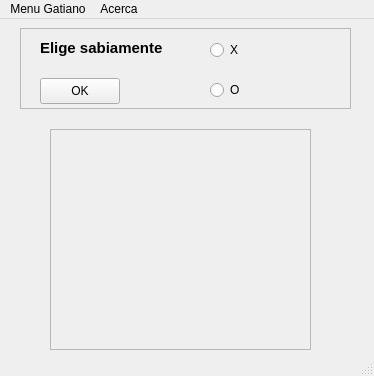
Before: the Qt Designer form gatogame/mainwindow.ui in Gatovsky/GatoGame, drawn with Qt 5.
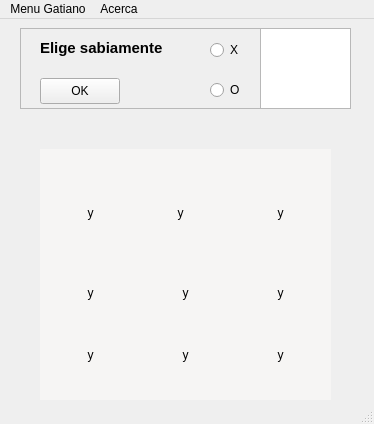
After: the same form once the commit is applied. Icons and pictures are not drawn.

Commit message: diseño de tablero

```diff
--- a/gatogame/mainwindow.ui
+++ b/gatogame/mainwindow.ui
@@ -10,7 +10,7 @@
     <x>0</x>
     <y>0</y>
     <width>374</width>
-    <height>376</height>
+    <height>424</height>
    </rect>
   </property>
   <property name="windowTitle">
@@ -21,25 +21,6 @@
     <normaloff>:/gato-title.png</normaloff>:/gato-title.png</iconset>
   </property>
   <widget class="QWidget" name="centralwidget">
-   <widget class="QFrame" name="frame_tablero">
-    <property name="geometry">
-     <rect>
-      <x>50</x>
-      <y>110</y>
-      <width>261</width>
-      <height>221</height>
-     </rect>
-    </property>
-    <property name="styleSheet">
-     <string notr="true">border-image: url(:/tablero_svg.svg);</string>
-    </property>
-    <property name="frameShape">
-     <enum>QFrame::StyledPanel</enum>
-    </property>
-    <property name="frameShadow">
-     <enum>QFrame::Raised</enum>
-    </property>
-   </widget>
    <widget class="QFrame" name="frame_sel_opcion">
     <property name="geometry">
      <rect>
@@ -107,23 +88,263 @@
       <string>OK</string>
      </property>
     </widget>
-    <widget class="QLabel" name="label_gato_logo">
+    <widget class="QGraphicsView" name="graphicsView_gato">
      <property name="geometry">
       <rect>
-       <x>250</x>
-       <y>10</y>
-       <width>71</width>
-       <height>61</height>
+       <x>240</x>
+       <y>0</y>
+       <width>91</width>
+       <height>81</height>
       </rect>
      </property>
      <property name="styleSheet">
       <string notr="true">border-image: url(:/gato-negro.png);</string>
      </property>
-     <property name="text">
-      <string/>
-     </property>
     </widget>
    </widget>
+   <widget class="QLabel" name="label_tablero">
+    <property name="geometry">
+     <rect>
+      <x>40</x>
+      <y>130</y>
+      <width>291</width>
+      <height>251</height>
+     </rect>
+    </property>
+    <property name="styleSheet">
+     <string notr="true">background-color: rgb(246, 245, 244);
+border-image: url(:/cuadrado.png);
+</string>
+    </property>
+    <property name="text">
+     <string/>
+    </property>
+   </widget>
+   <widget class="QLabel" name="label_casilla_1">
+    <property name="geometry">
+     <rect>
+      <x>60</x>
+      <y>150</y>
+      <width>61</width>
+      <height>51</height>
+     </rect>
+    </property>
+    <property name="layoutDirection">
+     <enum>Qt::LeftToRight</enum>
+    </property>
+    <property name="styleSheet">
+     <string notr="true">font: 700 32pt &quot;Noto Sans&quot;;</string>
+    </property>
+    <property name="frameShadow">
+     <enum>QFrame::Plain</enum>
+    </property>
+    <property name="text">
+     <string>y</string>
+    </property>
+    <property name="alignment">
+     <set>Qt::AlignBottom|Qt::AlignHCenter</set>
+    </property>
+   </widget>
+   <widget class="QLabel" name="label_casilla_2">
+    <property name="geometry">
+     <rect>
+      <x>150</x>
+      <y>150</y>
+      <width>61</width>
+      <height>51</height>
+     </rect>
+    </property>
+    <property name="layoutDirection">
+     <enum>Qt::LeftToRight</enum>
+    </property>
+    <property name="styleSheet">
+     <string notr="true">font: 700 32pt &quot;Noto Sans&quot;;</string>
+    </property>
+    <property name="frameShadow">
+     <enum>QFrame::Plain</enum>
+    </property>
+    <property name="text">
+     <string>y</string>
+    </property>
+    <property name="alignment">
+     <set>Qt::AlignBottom|Qt::AlignHCenter</set>
+    </property>
+   </widget>
+   <widget class="QLabel" name="label_casilla_3">
+    <property name="geometry">
+     <rect>
+      <x>250</x>
+      <y>150</y>
+      <width>61</width>
+      <height>51</height>
+     </rect>
+    </property>
+    <property name="layoutDirection">
+     <enum>Qt::LeftToRight</enum>
+    </property>
+    <property name="styleSheet">
+     <string notr="true">font: 700 32pt &quot;Noto Sans&quot;;</string>
+    </property>
+    <property name="frameShadow">
+     <enum>QFrame::Plain</enum>
+    </property>
+    <property name="text">
+     <string>y</string>
+    </property>
+    <property name="alignment">
+     <set>Qt::AlignBottom|Qt::AlignHCenter</set>
+    </property>
+   </widget>
+   <widget class="QLabel" name="label_casilla_4">
+    <property name="geometry">
+     <rect>
+      <x>60</x>
+      <y>230</y>
+      <width>61</width>
+      <height>51</height>
+     </rect>
+    </property>
+    <property name="layoutDirection">
+     <enum>Qt::LeftToRight</enum>
+    </property>
+    <property name="styleSheet">
+     <string notr="true">font: 700 32pt &quot;Noto Sans&quot;;</string>
+    </property>
+    <property name="frameShadow">
+     <enum>QFrame::Plain</enum>
+    </property>
+    <property name="text">
+     <string>y</string>
+    </property>
+    <property name="alignment">
+     <set>Qt::AlignBottom|Qt::AlignHCenter</set>
+    </property>
+   </widget>
+   <widget class="QLabel" name="label_casilla_5">
+    <property name="geometry">
+     <rect>
+      <x>150</x>
+      <y>230</y>
+      <width>71</width>
+      <height>51</height>
+     </rect>
+    </property>
+    <property name="layoutDirection">
+     <enum>Qt::LeftToRight</enum>
+    </property>
+    <property name="styleSheet">
+     <string notr="true">font: 700 32pt &quot;Noto Sans&quot;;</string>
+    </property>
+    <property name="frameShadow">
+     <enum>QFrame::Plain</enum>
+    </property>
+    <property name="text">
+     <string>y</string>
+    </property>
+    <property name="alignment">
+     <set>Qt::AlignBottom|Qt::AlignHCenter</set>
+    </property>
+   </widget>
+   <widget class="QLabel" name="label_casilla_6">
+    <property name="geometry">
+     <rect>
+      <x>250</x>
+      <y>230</y>
+      <width>61</width>
+      <height>51</height>
+     </rect>
+    </property>
+    <property name="layoutDirection">
+     <enum>Qt::LeftToRight</enum>
+    </property>
+    <property name="styleSheet">
+     <string notr="true">font: 700 32pt &quot;Noto Sans&quot;;</string>
+    </property>
+    <property name="frameShadow">
+     <enum>QFrame::Plain</enum>
+    </property>
+    <property name="text">
+     <string>y</string>
+    </property>
+    <property name="alignment">
+     <set>Qt::AlignBottom|Qt::AlignHCenter</set>
+    </property>
+   </widget>
+   <widget class="QLabel" name="label_casilla_7">
+    <property name="geometry">
+     <rect>
+      <x>60</x>
+      <y>310</y>
+      <width>61</width>
+      <height>51</height>
+     </rect>
+    </property>
+    <property name="layoutDirection">
+     <enum>Qt::LeftToRight</enum>
+    </property>
+    <property name="styleSheet">
+     <string notr="true">font: 700 32pt &quot;Noto Sans&quot;;</string>
+    </property>
+    <property name="frameShadow">
+     <enum>QFrame::Plain</enum>
+    </property>
+    <property name="text">
+     <string>y</string>
+    </property>
+    <property name="alignment">
+     <set>Qt::AlignCenter</set>
+    </property>
+   </widget>
+   <widget class="QLabel" name="label_casilla_8">
+    <property name="geometry">
+     <rect>
+      <x>150</x>
+      <y>310</y>
+      <width>71</width>
+      <height>51</height>
+     </rect>
+    </property>
+    <property name="layoutDirection">
+     <enum>Qt::LeftToRight</enum>
+    </property>
+    <property name="styleSheet">
+     <string notr="true">font: 700 32pt &quot;Noto Sans&quot;;</string>
+    </property>
+    <property name="frameShadow">
+     <enum>QFrame::Plain</enum>
+    </property>
+    <property name="text">
+     <string>y</string>
+    </property>
+    <property name="alignment">
+     <set>Qt::AlignCenter</set>
+    </property>
+   </widget>
+   <widget class="QLabel" name="label_casilla_9">
+    <property name="geometry">
+     <rect>
+      <x>250</x>
+      <y>310</y>
+      <width>61</width>
+      <height>51</height>
+     </rect>
+    </property>
+    <property name="layoutDirection">
+     <enum>Qt::LeftToRight</enum>
+    </property>
+    <property name="styleSheet">
+     <string notr="true">font: 700 32pt &quot;Noto Sans&quot;;</string>
+    </property>
+    <property name="frameShadow">
+     <enum>QFrame::Plain</enum>
+    </property>
+    <property name="text">
+     <string>y</string>
+    </property>
+    <property name="alignment">
+     <set>Qt::AlignCenter</set>
+    </property>
+   </widget>
   </widget>
   <widget class="QMenuBar" name="menubar">
    <property name="geometry">
```
The commit also changes 21 other files.
